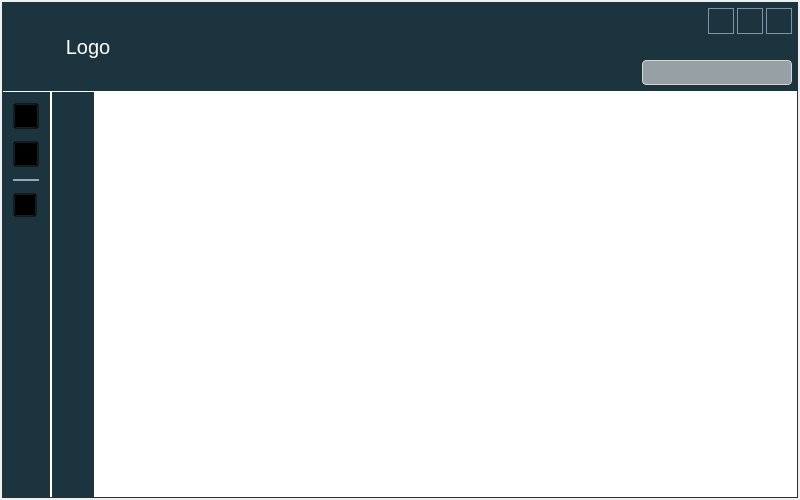
botorabi/Meet4Eat-Desktop, file src/app/gui/forms/mainwindow.ui: the form before one commit.
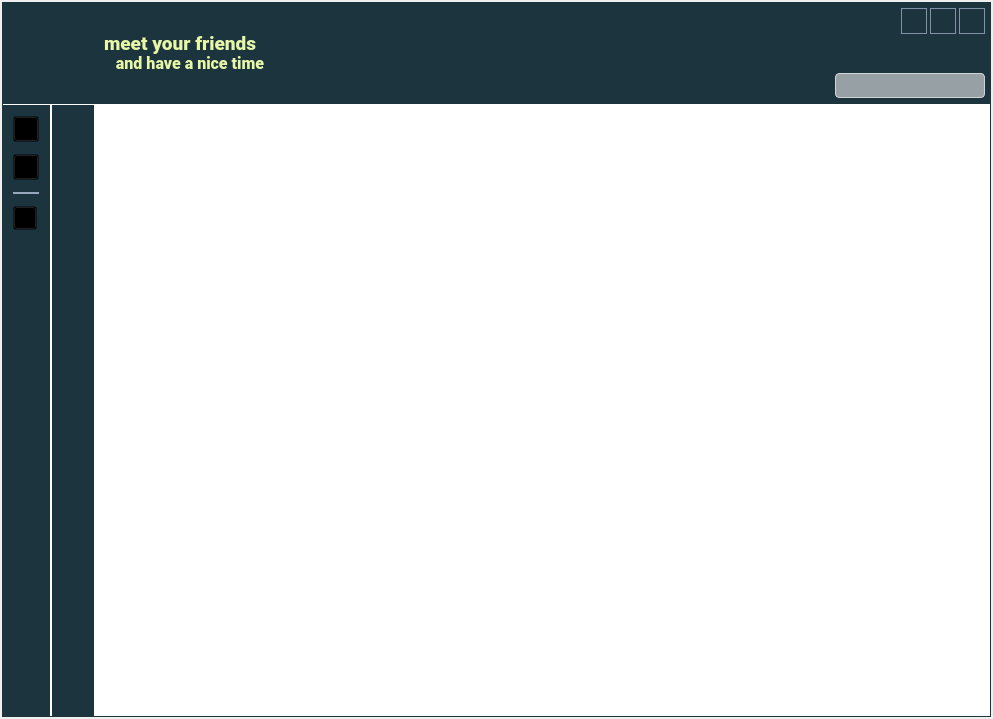
The form after the commit. Icons and pictures are not drawn.

What changed in the file:
```diff
--- a/src/app/gui/forms/mainwindow.ui
+++ b/src/app/gui/forms/mainwindow.ui
@@ -6,8 +6,8 @@
    <rect>
     <x>0</x>
     <y>0</y>
-    <width>800</width>
-    <height>500</height>
+    <width>993</width>
+    <height>719</height>
    </rect>
   </property>
   <property name="windowTitle">
@@ -102,8 +102,14 @@
                 </property>
                 <property name="minimumSize">
                  <size>
-                  <width>160</width>
-                  <height>60</height>
+                  <width>90</width>
+                  <height>90</height>
+                 </size>
+                </property>
+                <property name="maximumSize">
+                 <size>
+                  <width>90</width>
+                  <height>90</height>
                  </size>
                 </property>
                 <property name="font">
@@ -111,14 +117,58 @@
                   <pointsize>15</pointsize>
                  </font>
                 </property>
+                <property name="cursor">
+                 <cursorShape>PointingHandCursor</cursorShape>
+                </property>
+                <property name="toolTip">
+                 <string>Click to Visit the Meet4Eat Site</string>
+                </property>
+                <property name="pixmap">
+                 <pixmap resource="../resources/application.qrc">:/logo.png</pixmap>
+                </property>
+                <property name="scaledContents">
+                 <bool>true</bool>
+                </property>
+                <property name="alignment">
+                 <set>Qt::AlignCenter</set>
+                </property>
+               </widget>
+              </item>
+              <item>
+               <widget class="QLabel" name="labelLogoText">
+                <property name="minimumSize">
+                 <size>
+                  <width>120</width>
+                  <height>0</height>
+                 </size>
+                </property>
+                <property name="font">
+                 <font>
+                  <family>Roboto Black</family>
+                  <pointsize>12</pointsize>
+                  <weight>75</weight>
+                  <bold>true</bold>
+                 </font>
+                </property>
+                <property name="cursor">
+                 <cursorShape>PointingHandCursor</cursorShape>
+                </property>
+                <property name="toolTip">
+                 <string>Click to Visit the Meet4Eat Site</string>
+                </property>
                 <property name="styleSheet">
-                 <string notr="true">color:white;</string>
+                 <string notr="true">QLabel#labelLogoText {
+  color: rgb(231, 247, 167);
+}</string>
                 </property>
                 <property name="text">
-                 <string>Logo</string>
+                 <string>&lt;html&gt;&lt;head/&gt;&lt;body&gt;&lt;p&gt;&lt;span style=&quot; font-size:14pt;&quot;&gt;meet your friends&lt;br/&gt;&lt;/span&gt;&lt;span style=&quot; font-size:12pt;&quot;&gt;&amp;nbsp;&amp;nbsp;&amp;nbsp;and have a nice time&lt;/span&gt;&lt;/p&gt;&lt;/body&gt;&lt;/html&gt;</string>
                 </property>
                 <property name="alignment">
-                 <set>Qt::AlignCenter</set>
+                 <set>Qt::AlignLeading|Qt::AlignLeft|Qt::AlignVCenter</set>
+                </property>
+                <property name="margin">
+                 <number>10</number>
                 </property>
                </widget>
               </item>
```
Left out of the diff: 10 changed lines with no effect on the pictures.
